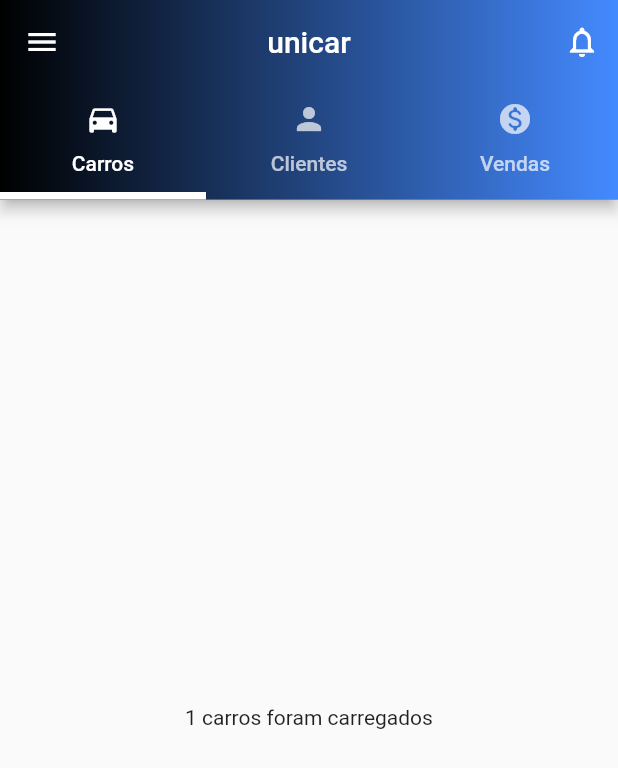
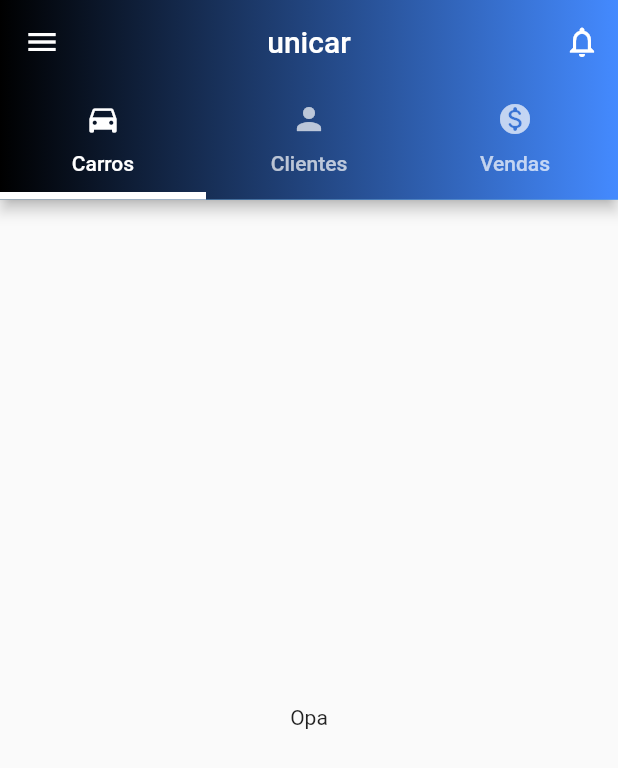
Before and after one commit to kelvinwieth/unicar, a Flutter app: the screen it shows after launch, on a phone screen of 412 x 824 dp. Shown: the top 768 px of the screen. Run offline on Flutter 3.47's test engine with Material 2 defaults, Android fonts, the phone set to English and light mode, and no system bars; our stand-ins replace equatable, flutter_bloc.

```diff
--- /dev/null
+++ b/lib/cubits/cars_cubit.dart
@@ -0,0 +1,21 @@
+import 'package:flutter_bloc/flutter_bloc.dart';
+import 'package:unicar/cubits/cars_state.dart';
+import 'package:unicar/repositories/car_repository.dart';
+
+class CarsCubit extends Cubit<CarsState> {
+  final CarRepository _repository;
+
+  CarsCubit(this._repository) : super(CarsInitialState()) {
+    _loadCars();
+  }
+
+  void _loadCars() async {
+    emit(CarsLoadingState());
+    try {
+      var cars = await _repository.getAll();
+      emit(CarsLoadedState(cars));
+    } catch (e) {
+      emit(CarsLoadingErrorState());
+    }
+  }
+}
--- /dev/null
+++ b/lib/cubits/cars_state.dart
@@ -0,0 +1,22 @@
+import 'package:equatable/equatable.dart';
+import 'package:unicar/models/car.dart';
+
+abstract class CarsState extends Equatable {
+  @override
+  List<Object?> get props => [];
+}
+
+class CarsInitialState extends CarsState {}
+
+class CarsLoadingState extends CarsState {}
+
+class CarsLoadedState extends CarsState {
+  final List<Car> cars;
+
+  CarsLoadedState(this.cars);
+
+  @override
+  List<Object?> get props => [cars];
+}
+
+class CarsLoadingErrorState extends CarsState {}
--- a/lib/main.dart
+++ b/lib/main.dart
@@ -1,5 +1,8 @@
 import 'package:flutter/material.dart';
+import 'package:flutter_bloc/flutter_bloc.dart';
+import 'package:unicar/cubits/cars_cubit.dart';
 import 'package:unicar/pages/home_page.dart';
+import 'package:unicar/repositories/car_repository.dart';
 
 void main() {
   runApp(const Unicar());
@@ -10,11 +13,15 @@ class Unicar extends StatelessWidget {
 
   @override
   Widget build(BuildContext context) {
+    final repository = CarInMemoryRepository();
     return MaterialApp(
       debugShowCheckedModeBanner: false,
       initialRoute: '/home',
       routes: {
-        '/home': (context) => const HomePage(),
+        '/home': (context) => BlocProvider(
+              create: (context) => CarsCubit(repository),
+              child: const HomePage(),
+            ),
       },
     );
   }
--- /dev/null
+++ b/lib/repositories/car_repository.dart
@@ -0,0 +1,22 @@
+import 'package:unicar/models/car.dart';
+
+abstract class CarRepository {
+  Future<List<Car>> getAll();
+}
+
+class CarInMemoryRepository implements CarRepository {
+  final List<Car> _cars = [
+    Car(
+      title: 'Argo 1.0 Automático',
+      brand: 'Chevrolet',
+      price: 45000,
+      photo: 'photo',
+    ),
+  ];
+
+  @override
+  Future<List<Car>> getAll() async {
+    await Future.delayed(const Duration(milliseconds: 700));
+    return _cars;
+  }
+}
--- a/lib/views/cars_view.dart
+++ b/lib/views/cars_view.dart
@@ -1,40 +1,27 @@
 import 'package:flutter/material.dart';
-import 'package:unicar/models/car.dart';
+import 'package:flutter_bloc/flutter_bloc.dart';
+import 'package:unicar/cubits/cars_cubit.dart';
+import 'package:unicar/cubits/cars_state.dart';
 
-class CarsView extends StatefulWidget {
+class CarsView extends StatelessWidget {
   const CarsView({
     Key? key,
   }) : super(key: key);
 
   @override
-  State<CarsView> createState() => _CarsViewState();
-}
-
-class _CarsViewState extends State<CarsView> {
-  List<Car> _cars = [];
-
-  void loadVehicles() async {
-    await Future.delayed(const Duration(seconds: 3));
-    _cars = [
-      Car(
-        title: 'Argo 1.0 Automático',
-        brand: 'Chevrolet',
-        price: 45000,
-        photo: 'photo',
-      ),
-    ];
-
-    if (mounted) {
-      setState(() {});
-    }
-  }
-
-  @override
   Widget build(BuildContext context) {
-    loadVehicles();
-
-    return Center(
-      child: Text('${_cars.length} carros foram carregados'),
+    return BlocBuilder<CarsCubit, CarsState>(
+      builder: (context, state) {
+        if (state is CarsLoadingState) {
+          return const Center(
+            child: CircularProgressIndicator(),
+          );
+        } else {
+          return const Center(
+            child: Text('Opa'),
+          );
+        }
+      },
     );
   }
 }
```
